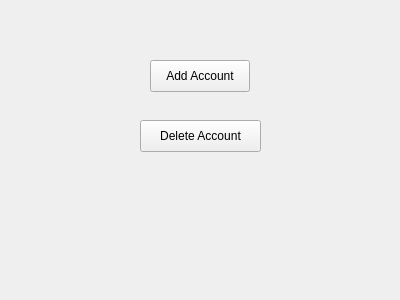
Old version of the form settingwindow.ui in the repository b123400/tootrain-qt.
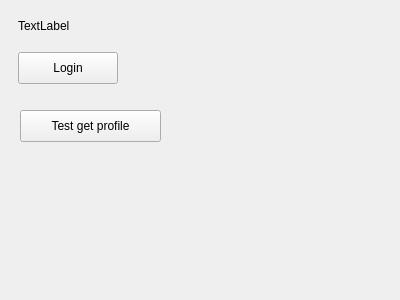
New version of the form.

Commit message: Save and load accounts in settings view

Diff of the .ui file:
```diff
--- a/settingwindow.ui
+++ b/settingwindow.ui
@@ -16,27 +16,40 @@
   <widget class="QPushButton" name="addAccountButton">
    <property name="geometry">
     <rect>
-     <x>150</x>
-     <y>60</y>
+     <x>18</x>
+     <y>52</y>
      <width>100</width>
      <height>32</height>
     </rect>
    </property>
    <property name="text">
-    <string>Add Account</string>
+    <string>Login</string>
    </property>
   </widget>
-  <widget class="QPushButton" name="deleteAccountButton">
+  <widget class="QLabel" name="currentAccountName">
    <property name="geometry">
     <rect>
-     <x>140</x>
-     <y>120</y>
-     <width>121</width>
+     <x>18</x>
+     <y>18</y>
+     <width>361</width>
+     <height>16</height>
+    </rect>
+   </property>
+   <property name="text">
+    <string>TextLabel</string>
+   </property>
+  </widget>
+  <widget class="QPushButton" name="testButton">
+   <property name="geometry">
+    <rect>
+     <x>20</x>
+     <y>110</y>
+     <width>141</width>
      <height>32</height>
     </rect>
    </property>
    <property name="text">
-    <string>Delete Account</string>
+    <string>Test get profile</string>
    </property>
   </widget>
  </widget>
```
Left out of the diff: 2 changed lines with no effect on the pictures. The commit also changes 2 other files.
